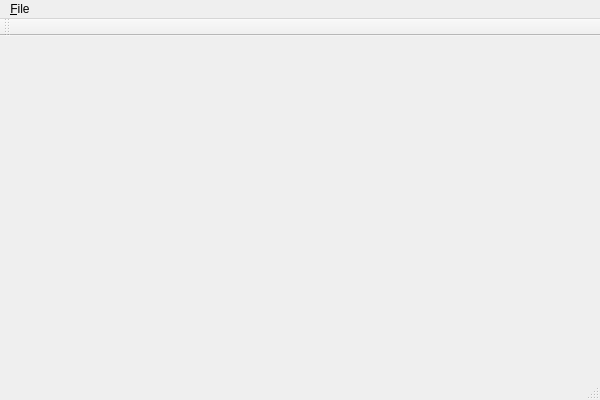
Above: xmona/xmona.ui from cdwfs/mona before the change. Below: the same form after it.
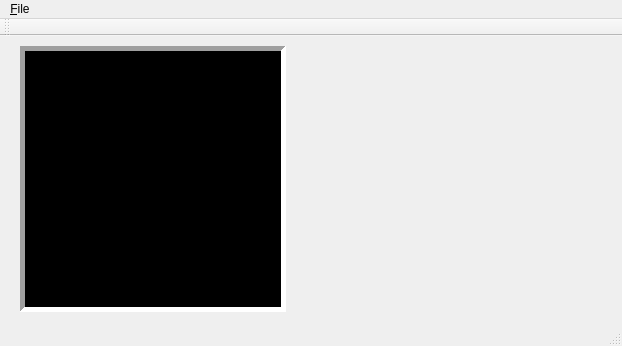
That is the form after the change.

Commit message: xmona: Significantly improved "Open..." behavior. Images can be loaded and are displayed in the reference frame. Errors are handled more or less sensibly.

Diff of the .ui file:
```diff
--- a/xmona/xmona.ui
+++ b/xmona/xmona.ui
@@ -6,48 +6,140 @@
    <rect>
     <x>0</x>
     <y>0</y>
-    <width>600</width>
-    <height>400</height>
+    <width>622</width>
+    <height>346</height>
    </rect>
   </property>
   <property name="windowTitle">
    <string>xmona</string>
   </property>
   <widget class="QWidget" name="centralWidget">
-   <widget class="QLabel" name="label">
-    <property name="geometry">
-     <rect>
-      <x>30</x>
-      <y>30</y>
-      <width>221</width>
-      <height>281</height>
-     </rect>
-    </property>
-    <property name="text">
-     <string/>
-    </property>
-    <property name="scaledContents">
-     <bool>true</bool>
-    </property>
-   </widget>
    <widget class="QWidget" name="verticalLayoutWidget">
     <property name="geometry">
      <rect>
-      <x>330</x>
-      <y>30</y>
-      <width>221</width>
-      <height>281</height>
+      <x>350</x>
+      <y>10</y>
+      <width>251</width>
+      <height>251</height>
      </rect>
     </property>
     <layout class="QVBoxLayout" name="verticalLayout"/>
    </widget>
+   <widget class="QFrame" name="refImageFrame">
+    <property name="geometry">
+     <rect>
+      <x>20</x>
+      <y>10</y>
+      <width>266</width>
+      <height>266</height>
+     </rect>
+    </property>
+    <property name="palette">
+     <palette>
+      <active>
+       <colorrole role="Base">
+        <brush brushstyle="SolidPattern">
+         <color alpha="255">
+          <red>255</red>
+          <green>255</green>
+          <blue>255</blue>
+         </color>
+        </brush>
+       </colorrole>
+       <colorrole role="Window">
+        <brush brushstyle="SolidPattern">
+         <color alpha="255">
+          <red>0</red>
+          <green>0</green>
+          <blue>0</blue>
+         </color>
+        </brush>
+       </colorrole>
+      </active>
+      <inactive>
+       <colorrole role="Base">
+        <brush brushstyle="SolidPattern">
+         <color alpha="255">
+          <red>255</red>
+          <green>255</green>
+          <blue>255</blue>
+         </color>
+        </brush>
+       </colorrole>
+       <colorrole role="Window">
+        <brush brushstyle="SolidPattern">
+         <color alpha="255">
+          <red>0</red>
+          <green>0</green>
+          <blue>0</blue>
+         </color>
+        </brush>
+       </colorrole>
+      </inactive>
+      <disabled>
+       <colorrole role="Base">
+        <brush brushstyle="SolidPattern">
+         <color alpha="255">
+          <red>0</red>
+          <green>0</green>
+          <blue>0</blue>
+         </color>
+        </brush>
+       </colorrole>
+       <colorrole role="Window">
+        <brush brushstyle="SolidPattern">
+         <color alpha="255">
+          <red>0</red>
+          <green>0</green>
+          <blue>0</blue>
+         </color>
+        </brush>
+       </colorrole>
+      </disabled>
+     </palette>
+    </property>
+    <property name="autoFillBackground">
+     <bool>true</bool>
+    </property>
+    <property name="frameShape">
+     <enum>QFrame::Panel</enum>
+    </property>
+    <property name="frameShadow">
+     <enum>QFrame::Sunken</enum>
+    </property>
+    <property name="lineWidth">
+     <number>5</number>
+    </property>
+    <property name="midLineWidth">
+     <number>5</number>
+    </property>
+    <widget class="QLabel" name="refImageLabel">
+     <property name="geometry">
+      <rect>
+       <x>5</x>
+       <y>5</y>
+       <width>256</width>
+       <height>256</height>
+      </rect>
+     </property>
+     <property name="text">
+      <string/>
+     </property>
+     <property name="scaledContents">
+      <bool>true</bool>
+     </property>
+     <property name="textInteractionFlags">
+      <set>Qt::NoTextInteraction</set>
+     </property>
+    </widget>
+   </widget>
   </widget>
   <widget class="QMenuBar" name="menuBar">
    <property name="geometry">
     <rect>
      <x>0</x>
      <y>0</y>
-     <width>600</width>
+     <width>622</width>
      <height>26</height>
     </rect>
    </property>
```
The commit also changes 4 other files.
